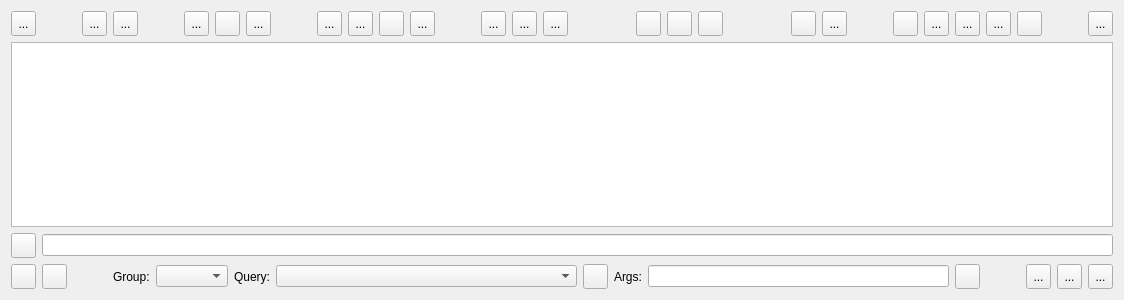
This is CGNS/NAV/T/Q7TreeWindow.ui in pyCGNS/pyCGNS as Qt 5 draws it before an edit. The edited form follows.
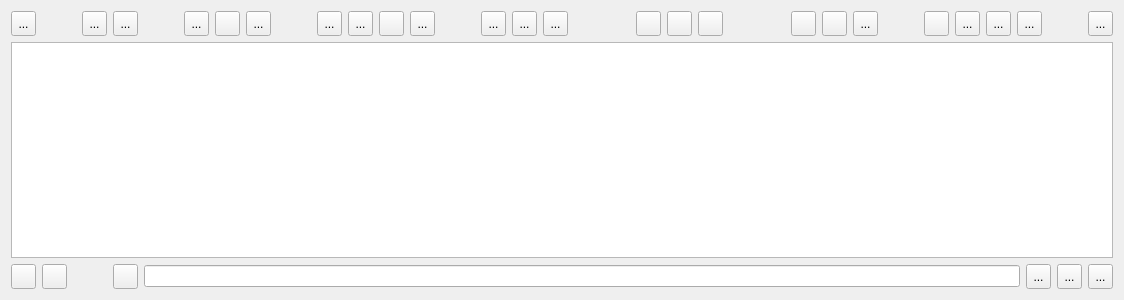
This is the edited form. Icons and pictures are not drawn. Custom widgets are drawn as their Qt base class.

The edit to the form file:
```diff
--- a/CGNS/NAV/T/Q7TreeWindow.ui
+++ b/CGNS/NAV/T/Q7TreeWindow.ui
@@ -544,6 +544,32 @@
        </property>
       </spacer>
      </item>
+     <item>
+      <widget class="QPushButton" name="bToolsView">
+       <property name="minimumSize">
+        <size>
+         <width>25</width>
+         <height>25</height>
+        </size>
+       </property>
+       <property name="maximumSize">
+        <size>
+         <width>25</width>
+         <height>25</height>
+        </size>
+       </property>
+       <property name="toolTip">
+        <string>Open Tools view</string>
+       </property>
+       <property name="text">
+        <string/>
+       </property>
+       <property name="icon">
+        <iconset resource="../R/Res.qrc">
+         <normaloff>:/images/icons/tools.png</normaloff>:/images/icons/tools.png</iconset>
+       </property>
+      </widget>
+     </item>
      <item>
       <widget class="QPushButton" name="bFormView">
        <property name="sizePolicy">
@@ -722,32 +748,6 @@
        </property>
       </widget>
      </item>
-     <item>
-      <widget class="QPushButton" name="bToolsView">
-       <property name="minimumSize">
-        <size>
-         <width>25</width>
-         <height>25</height>
-        </size>
-       </property>
-       <property name="maximumSize">
-        <size>
-         <width>25</width>
-         <height>25</height>
-        </size>
-       </property>
-       <property name="toolTip">
-        <string>Open Tools view</string>
-       </property>
-       <property name="text">
-        <string/>
-       </property>
-       <property name="icon">
-        <iconset resource="../R/Res.qrc">
-         <normaloff>:/images/icons/tools.png</normaloff>:/images/icons/tools.png</iconset>
-       </property>
-      </widget>
-     </item>
      <item>
       <spacer name="horizontalSpacer_7">
        <property name="orientation">
@@ -825,7 +825,72 @@
     </layout>
    </item>
    <item>
-    <layout class="QHBoxLayout" name="horizontalLayout_4">
+    <layout class="QHBoxLayout" name="horizontalLayout_3">
+     <item>
+      <widget class="QPushButton" name="bBackControl">
+       <property name="minimumSize">
+        <size>
+         <width>25</width>
+         <height>25</height>
+        </size>
+       </property>
+       <property name="maximumSize">
+        <size>
+         <width>25</width>
+         <height>25</height>
+        </size>
+       </property>
+       <property name="toolTip">
+        <string>Raise Control window</string>
+       </property>
+       <property name="text">
+        <string/>
+       </property>
+       <property name="icon">
+        <iconset resource="../R/Res.qrc">
+         <normaloff>:/images/icons/top.png</normaloff>:/images/icons/top.png</iconset>
+       </property>
+      </widget>
+     </item>
+     <item>
+      <widget class="QPushButton" name="bInfo">
+       <property name="minimumSize">
+        <size>
+         <width>25</width>
+         <height>25</height>
+        </size>
+       </property>
+       <property name="maximumSize">
+        <size>
+         <width>25</width>
+         <height>25</height>
+        </size>
+       </property>
+       <property name="text">
+        <string/>
+       </property>
+       <property name="icon">
+        <iconset resource="../R/Res.qrc">
+         <normaloff>:/images/icons/help-view.png</normaloff>:/images/icons/help-view.png</iconset>
+       </property>
+      </widget>
+     </item>
+     <item>
+      <spacer name="horizontalSpacer_8">
+       <property name="orientation">
+        <enum>Qt::Horizontal</enum>
+       </property>
+       <property name="sizeType">
+        <enum>QSizePolicy::Minimum</enum>
+       </property>
+       <property name="sizeHint" stdset="0">
+        <size>
+         <width>40</width>
+         <height>20</height>
+        </size>
+       </property>
+      </spacer>
+     </item>
      <item>
       <widget class="QPushButton" name="lineEditLock">
        <property name="minimumSize">
@@ -871,191 +936,6 @@
         </size>
        </property>
       </widget>
-     </item>
-    </layout>
-   </item>
-   <item>
-    <layout class="QHBoxLayout" name="horizontalLayout_3">
-     <item>
-      <widget class="QPushButton" name="bBackControl">
-       <property name="minimumSize">
-        <size>
-         <width>25</width>
-         <height>25</height>
-        </size>
-       </property>
-       <property name="maximumSize">
-        <size>
-         <width>25</width>
-         <height>25</height>
-        </size>
-       </property>
-       <property name="toolTip">
-        <string>Raise Control window</string>
-       </property>
-       <property name="text">
-        <string/>
-       </property>
-       <property name="icon">
-        <iconset resource="../R/Res.qrc">
-         <normaloff>:/images/icons/top.png</normaloff>:/images/icons/top.png</iconset>
-       </property>
-      </widget>
-     </item>
-     <item>
-      <widget class="QPushButton" name="bInfo">
-       <property name="minimumSize">
-        <size>
-         <width>25</width>
-         <height>25</height>
-        </size>
-       </property>
-       <property name="maximumSize">
-        <size>
-         <width>25</width>
-         <height>25</height>
-        </size>
-       </property>
-       <property name="text">
-        <string/>
-       </property>
-       <property name="icon">
-        <iconset resource="../R/Res.qrc">
-         <normaloff>:/images/icons/help-view.png</normaloff>:/images/icons/help-view.png</iconset>
-       </property>
-      </widget>
-     </item>
-     <item>
-      <spacer name="horizontalSpacer_9">
-       <property name="orientation">
-        <enum>Qt::Horizontal</enum>
-       </property>
-       <property name="sizeType">
-        <enum>QSizePolicy::Minimum</enum>
-       </property>
-       <property name="sizeHint" stdset="0">
-        <size>
-         <width>40</width>
-         <height>20</height>
-        </size>
-       </property>
-      </spacer>
-     </item>
-     <item>
-      <widget class="QLabel" name="label_3">
-       <property name="text">
-        <string>Group:</string>
-       </property>
-      </widget>
-     </item>
-     <item>
-      <widget class="QComboBox" name="cGroup">
-       <property name="enabled">
-        <bool>true</bool>
-       </property>
-      </widget>
-     </item>
-     <item>
-      <widget class="QLabel" name="label">
-       <property name="text">
-        <string>Query:</string>
-       </property>
-      </widget>
-     </item>
-     <item>
-      <widget class="QComboBox" name="cQuery">
-       <property name="sizePolicy">
-        <sizepolicy hsizetype="Expanding" vsizetype="Fixed">
-         <horstretch>0</horstretch>
-         <verstretch>0</verstretch>
-        </sizepolicy>
-       </property>
-      </widget>
-     </item>
-     <item>
-      <widget class="QPushButton" name="bOperateDoc">
-       <property name="minimumSize">
-        <size>
-         <width>25</width>
-         <height>25</height>
-        </size>
-       </property>
-       <property name="maximumSize">
-        <size>
-         <width>25</width>
-         <height>25</height>
-        </size>
-       </property>
-       <property name="toolTip">
-        <string>Show Query doc</string>
-       </property>
-       <property name="text">
-        <string/>
-       </property>
-       <property name="icon">
-        <iconset resource="../R/Res.qrc">
-         <normaloff>:/images/icons/operate-doc.png</normaloff>:/images/icons/operate-doc.png</iconset>
-       </property>
-      </widget>
-     </item>
-     <item>
-      <widget class="QLabel" name="label_2">
-       <property name="text">
-        <string>Args:</string>
-       </property>
-      </widget>
-     </item>
-     <item>
-      <widget class="QLineEdit" name="eUserVariable">
-       <property name="sizePolicy">
-        <sizepolicy hsizetype="Expanding" vsizetype="Fixed">
-         <horstretch>0</horstretch>
-         <verstretch>0</verstretch>
-        </sizepolicy>
-       </property>
-      </widget>
-     </item>
-     <item>
-      <widget class="QPushButton" name="bApply">
-       <property name="minimumSize">
-        <size>
-         <width>25</width>
-         <height>25</height>
-        </size>
-       </property>
-       <property name="maximumSize">
-        <size>
-         <width>25</width>
-         <height>25</height>
-        </size>
-       </property>
-       <property name="toolTip">
-        <string>Run Query</string>
-       </property>
-       <property name="text">
-        <string/>
-       </property>
-       <property name="icon">
-        <iconset resource="../R/Res.qrc">
-         <normaloff>:/images/icons/operate-execute.png</normaloff>:/images/icons/operate-execute.png</iconset>
-       </property>
-      </widget>
-     </item>
-     <item>
-      <spacer name="horizontalSpacer_6">
-       <property name="orientation">
-        <enum>Qt::Horizontal</enum>
-       </property>
-       <property name="sizeType">
-        <enum>QSizePolicy::Minimum</enum>
-       </property>
-       <property name="sizeHint" stdset="0">
-        <size>
-         <width>40</width>
-         <height>20</height>
-        </size>
-       </property>
-      </spacer>
      </item>
      <item>
       <widget class="QToolButton" name="bPreviousMark">
```
